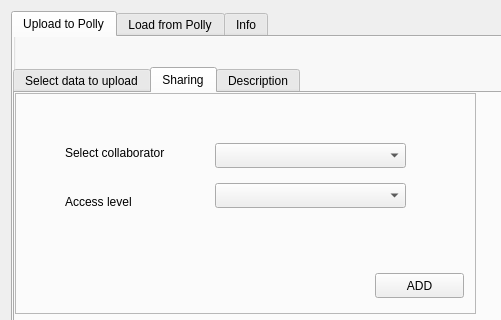
Qt form src/gui/mzroll/forms/pollyelmaveninterface.ui (ElucidataInc/ElMaven) before a commit; both pictures show x 0 to 501 and y 0 to 320 of the 860 by 600 pixel window.
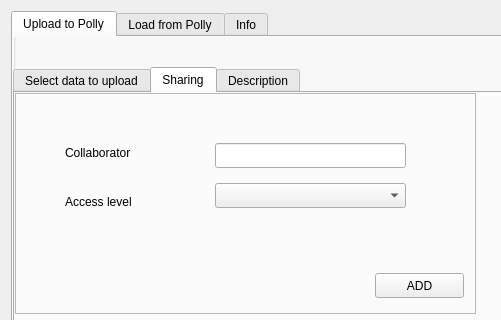
The same form after that commit. The open tabs and pages were chosen to show the change.

Patch:
```diff
--- a/src/gui/mzroll/forms/pollyelmaveninterface.ui
+++ b/src/gui/mzroll/forms/pollyelmaveninterface.ui
@@ -442,17 +442,7 @@
             </rect>
            </property>
            <property name="text">
-            <string>Select collaborator</string>
-           </property>
-          </widget>
-          <widget class="QComboBox" name="comboBox_collaborators">
-           <property name="geometry">
-            <rect>
-             <x>200</x>
-             <y>50</y>
-             <width>191</width>
-             <height>25</height>
-            </rect>
+            <string>Collaborator</string>
            </property>
           </widget>
           <widget class="QLabel" name="label_12">
@@ -481,6 +471,16 @@
             <string>ADD</string>
            </property>
           </widget>
+          <widget class="QLineEdit" name="lineEdit_collaborator">
+           <property name="geometry">
+            <rect>
+             <x>200</x>
+             <y>50</y>
+             <width>191</width>
+             <height>25</height>
+            </rect>
+           </property>
+          </widget>
          </widget>
          <widget class="QLabel" name="label_sharing_status">
           <property name="geometry">
```
Left out of the diff: 13 changed lines with no effect on the pictures.
